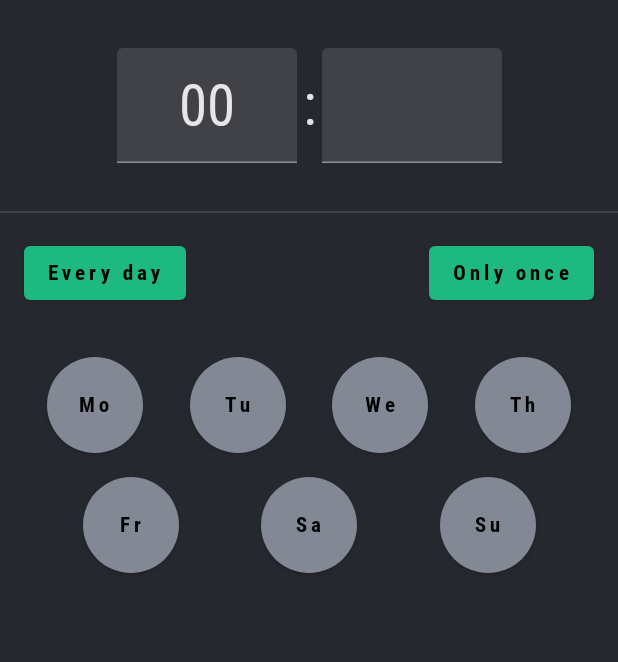
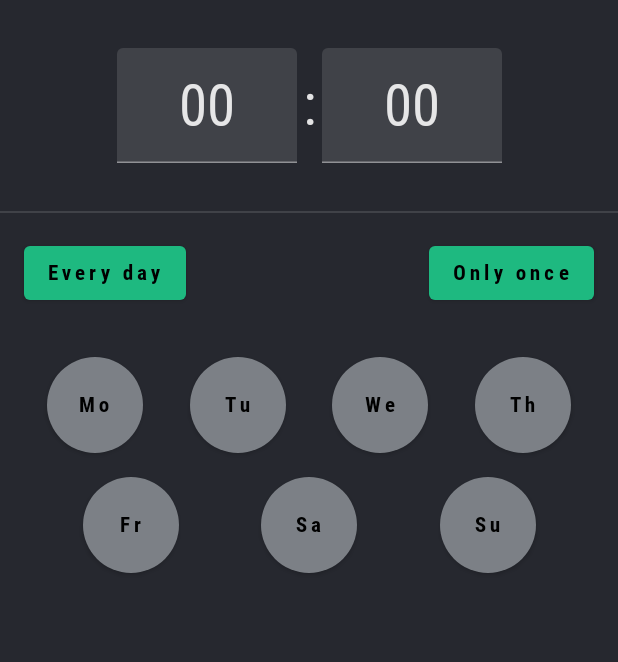
Before and after one commit to darkcanvas113v/AlarmArmy, an Android app built with Jetpack Compose: the @Preview function AlarmEditorScreenPreview, on a phone screen of 412 x 824 dp. Shown: the top 662 px of the screen. Run offline under Robolectric (Android 15) with nearby library versions, the phone set to English and light mode, and no system bars; our stand-ins replace Timber.

Commit message:
Сделал mvp главного экрана и экрана для редактирования будильника.

```diff
--- a/alarm-editor-ui/src/main/java/com/sillyapps/alarm_editor_ui/components/TimePicker.kt
+++ b/alarm-editor-ui/src/main/java/com/sillyapps/alarm_editor_ui/components/TimePicker.kt
@@ -102,7 +102,7 @@ private fun TimePickerItem(
   }
 
   val (text, setText) = remember {
-    mutableStateOf("")
+    mutableStateOf(formatValue(value))
   }
 
   if (!typing)
--- a/core-ui/src/main/java/com/sillyapps/core_ui/theme/Color.kt
+++ b/core-ui/src/main/java/com/sillyapps/core_ui/theme/Color.kt
@@ -21,7 +21,7 @@ import androidx.compose.ui.graphics.Color
 
 val Green500 = Color(0xFF1EB980)
 val DarkBlue900 = Color(0xFF26282F)
-val Gray = Color(0xFF828994)
+val Gray = Color(0xFF7C8086)
 
 // Rally is always dark themed.
 val ColorPalette = darkColors(
@@ -30,5 +30,6 @@ val ColorPalette = darkColors(
     onSurface = Color.White,
     background = DarkBlue900,
     onBackground = Color.White,
-    error = Gray
+    error = Gray,
+    onError = Color.Black
 )
```
